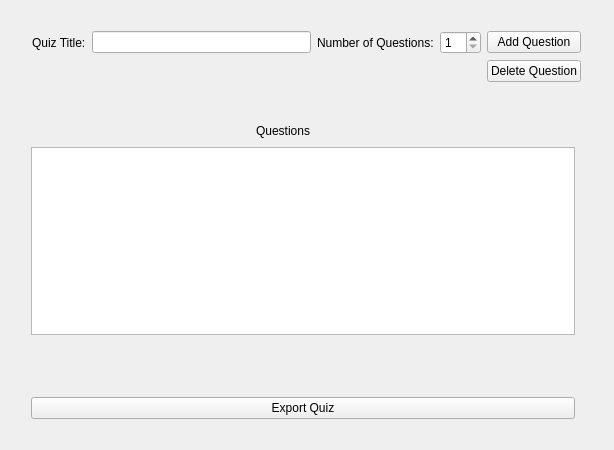
This is QuizDesignerLatest/quizdesignerlatest.ui in nmarie37/QuizDesignerLatest as Qt 5 draws it before an edit. The edited form follows.
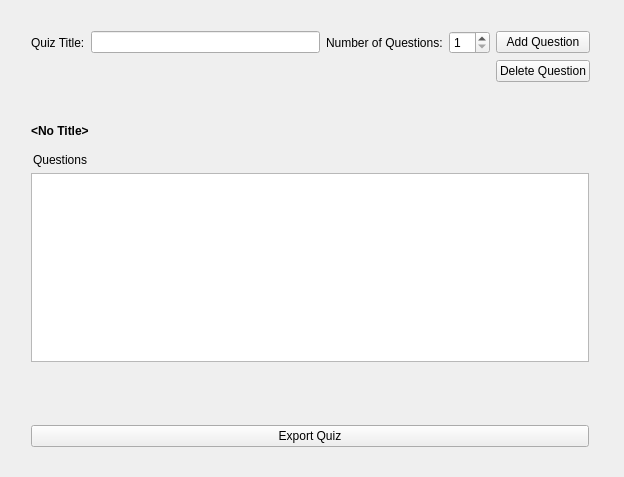
This is the edited form.

Commit message: Add Title Label

Patch:
```diff
--- a/QuizDesignerLatest/quizdesignerlatest.ui
+++ b/QuizDesignerLatest/quizdesignerlatest.ui
@@ -6,8 +6,8 @@
    <rect>
     <x>0</x>
     <y>0</y>
-    <width>614</width>
-    <height>450</height>
+    <width>624</width>
+    <height>477</height>
    </rect>
   </property>
   <property name="windowTitle">
@@ -16,9 +16,9 @@
   <widget class="QWidget" name="layoutWidget">
    <property name="geometry">
     <rect>
-     <x>21</x>
+     <x>20</x>
      <y>20</y>
-     <width>571</width>
+     <width>581</width>
      <height>80</height>
     </rect>
    </property>
@@ -92,32 +92,48 @@
     </item>
    </layout>
   </widget>
-  <widget class="QWidget" name="">
+  <widget class="QWidget" name="layoutWidget">
    <property name="geometry">
     <rect>
      <x>20</x>
      <y>110</y>
-     <width>566</width>
-     <height>320</height>
+     <width>580</width>
+     <height>348</height>
     </rect>
    </property>
    <layout class="QVBoxLayout" name="verticalLayout">
     <item>
      <layout class="QGridLayout" name="gridLayout_2">
-      <item row="0" column="0">
-       <spacer name="horizontalSpacer_3">
+      <item row="1" column="1" rowspan="2">
+       <spacer name="horizontalSpacer_2">
         <property name="orientation">
          <enum>Qt::Horizontal</enum>
         </property>
         <property name="sizeHint" stdset="0">
          <size>
-          <width>228</width>
+          <width>488</width>
           <height>20</height>
          </size>
         </property>
        </spacer>
       </item>
+      <item row="3" column="0" colspan="2">
+       <widget class="QListWidget" name="qlistWidget"/>
+      </item>
       <item row="0" column="1">
+       <spacer name="horizontalSpacer_3">
+        <property name="orientation">
+         <enum>Qt::Horizontal</enum>
+        </property>
+        <property name="sizeHint" stdset="0">
+         <size>
+          <width>478</width>
+          <height>20</height>
+         </size>
+        </property>
+       </spacer>
+      </item>
+      <item row="2" column="0">
        <widget class="QLabel" name="questLabel">
         <property name="text">
          <string>Questions</string>
@@ -127,29 +143,20 @@
         </property>
        </widget>
       </item>
-      <item row="0" column="2">
-       <spacer name="horizontalSpacer_2">
-        <property name="orientation">
-         <enum>Qt::Horizontal</enum>
-        </property>
-        <property name="sizeHint" stdset="0">
-         <size>
-          <width>268</width>
-          <height>20</height>
-         </size>
-        </property>
-       </spacer>
-      </item>
-      <item row="1" column="0" colspan="3">
-       <widget class="QListWidget" name="qlistWidget"/>
-      </item>
-      <item row="2" column="0">
+      <item row="4" column="0" colspan="2">
        <widget class="QLabel" name="label">
         <property name="text">
          <string>&lt;No item selected&gt;</string>
         </property>
        </widget>
       </item>
+      <item row="0" column="0">
+       <widget class="QLabel" name="titleLabel_2">
+        <property name="text">
+         <string>&lt;html&gt;&lt;head/&gt;&lt;body&gt;&lt;p&gt;&lt;span style=&quot; font-weight:700;&quot;&gt;&amp;lt;No Title&amp;gt;&lt;/span&gt;&lt;/p&gt;&lt;/body&gt;&lt;/html&gt;</string>
+        </property>
+       </widget>
+      </item>
      </layout>
     </item>
     <item>
```
The commit also changes 1 other file.
